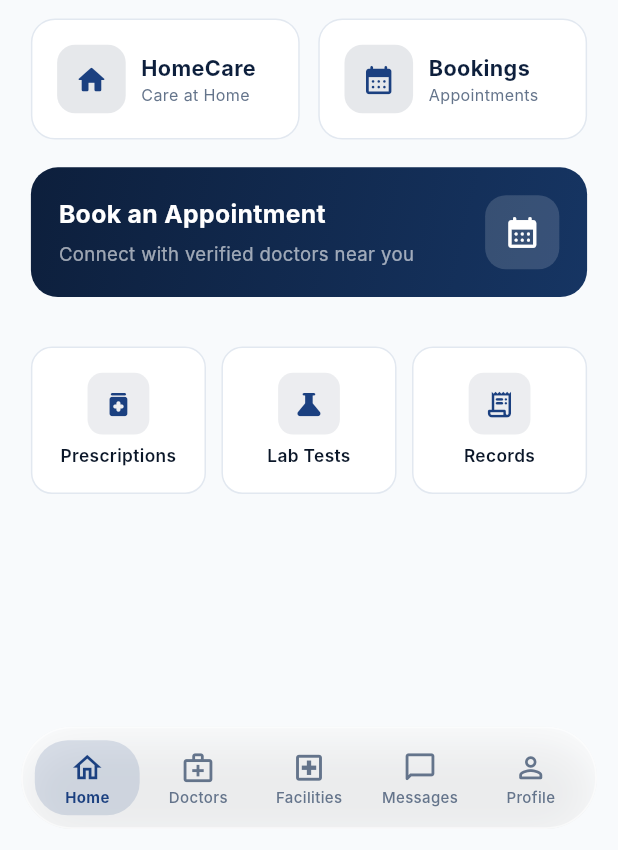
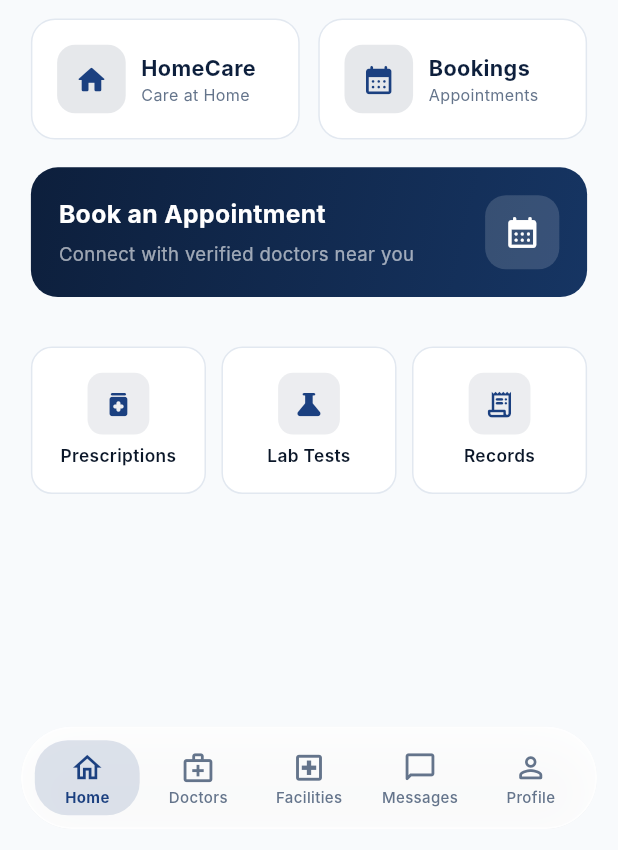
Before and after one commit to Perry-Bradley/clinix, a Flutter app: the PatientHomePage screen opened by its route, on a phone screen of 412 x 824 dp, the part 386-1236 px from its top. Run offline on Flutter 3.47's test engine with Material 3 defaults, Android fonts, the phone set to English and light mode, and no system bars; our stand-ins replace cached_network_image, camera, dio, file_picker, firebase_auth, firebase_core and 19 more; missing offline and left inert: agora_rtc_engine, flutter_callkit_incoming, flutter_polyline_points, flutter_ringtone_player, google_maps_flutter_android, google_maps_flutter_platform_interface; accounts and stored records are empty; network calls fail; Roboto replaces fonts that are missing (Inter).

Commit message:
Navbar: thicker pure-white glass so it stands out from the background
Bump the panel to mostly-opaque pure white (0.85) so the floating bar clearly
differentiates from the app background, while keeping the BackdropFilter blur
for the glassy look.

```diff
--- a/clinix_mobile/lib/features/shared/widgets/bubble_bottom_bar.dart
+++ b/clinix_mobile/lib/features/shared/widgets/bubble_bottom_bar.dart
@@ -30,11 +30,12 @@ class BubbleBottomBar extends StatelessWidget {
           filter: ImageFilter.blur(sigmaX: 26, sigmaY: 26),
           child: Container(
             decoration: BoxDecoration(
-              // Light, whitish frosted glass — very translucent so content
-              // clearly shows through the blur.
-              color: Colors.white.withOpacity(0.45),
+              // Thick, mostly-opaque pure white so the bar clearly stands out
+              // from the app background — but still frosted (BackdropFilter
+              // blur) for the glassy feel.
+              color: Colors.white.withOpacity(0.85),
               borderRadius: BorderRadius.circular(34),
-              border: Border.all(color: Colors.white.withOpacity(0.55), width: 1.2),
+              border: Border.all(color: Colors.white.withOpacity(0.7), width: 1.2),
               boxShadow: [
                 BoxShadow(
                   color: Colors.black.withOpacity(0.12),
```
